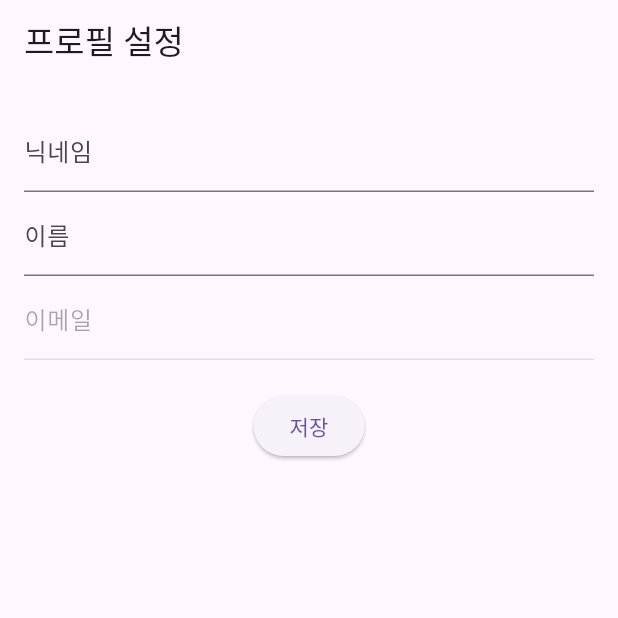
After one commit to huiwon013/HowAboutHere, a Flutter app: the ProfileSetupPage screen opened directly, on a phone screen of 412 x 824 dp, the top half of it. The commit adds this screen. Run offline on Flutter 3.47's test engine with Material 3 defaults, Android fonts, the light colour scheme and no system bars; our stand-ins replace cloud_firestore, firebase_auth, firebase_core, geocoding, geolocator, google_maps_flutter and 1 more; missing offline and left inert: kakao_flutter_sdk_user; accounts and stored records are empty; network calls fail.

```diff
--- a/hah/lib/mypage/mypage.dart
+++ b/hah/lib/mypage/mypage.dart
@@ -30,8 +30,9 @@ class _MyPageState extends State<MyPage> {
         DocumentSnapshot snapshot = await FirebaseFirestore.instance.collection('users').doc(uid).get();
         if (snapshot.exists) {
           setState(() {
-            userNickname = snapshot['UserNickname'] ?? '닉네임 없음'; // 닉네임 설정
-            userEmail = user.email ?? '이메일 없음'; // 이메일 설정
+            // 'name'과 'email' 필드에서 값을 가져옴
+            userNickname = snapshot['name'] ?? '닉네임 없음'; // 'name' 필드로 수정
+            userEmail = snapshot['email'] ?? '이메일 없음'; // 'email' 필드로 수정
           });
         } else {
           setState(() {
--- /dev/null
+++ b/hah/lib/startpage/kakao_register.dart
@@ -0,0 +1,83 @@
+import 'package:flutter/material.dart';
+import 'package:firebase_auth/firebase_auth.dart';
+import 'package:cloud_firestore/cloud_firestore.dart';
+
+import '../mainpage/home.dart';
+
+class ProfileSetupPage extends StatefulWidget {
+  @override
+  _ProfileSetupPageState createState() => _ProfileSetupPageState();
+}
+
+class _ProfileSetupPageState extends State<ProfileSetupPage> {
+  final TextEditingController _nicknameController = TextEditingController();
+  final TextEditingController _nameController = TextEditingController();
+  final TextEditingController _emailController = TextEditingController();
+
+  // 프로필 정보 저장 함수
+  void _saveProfile() async {
+    User? user = FirebaseAuth.instance.currentUser;
+
+    if (user != null) {
+      try {
+        // Firestore에 프로필 정보 저장
+        await FirebaseFirestore.instance.collection('users').doc(user.email).set({
+          'nickname': _nicknameController.text,
+          'name': _nameController.text,
+          'email': user.email,
+        });
+
+        // 프로필 설정 완료 후 홈 화면으로 이동
+        Navigator.pushReplacement(
+          context,
+          MaterialPageRoute(builder: (context) => HomeScreen()),
+        );
+      } catch (e) {
+        // 에러 처리
+        ScaffoldMessenger.of(context).showSnackBar(SnackBar(content: Text('프로필 저장 실패: $e')));
+      }
+    }
+  }
+
+  @override
+  void initState() {
+    super.initState();
+
+    // 이메일 초기값 설정
+    _emailController.text = FirebaseAuth.instance.currentUser?.email ?? '';
+  }
+
+  @override
+  Widget build(BuildContext context) {
+    return Scaffold(
+      appBar: AppBar(
+        title: Text('프로필 설정'),
+      ),
+      body: Padding(
+        padding: const EdgeInsets.all(16.0),
+        child: Column(
+          children: [
+            TextField(
+              controller: _nicknameController,
+              decoration: InputDecoration(labelText: '닉네임'),
+            ),
+            TextField(
+              controller: _nameController,
+              decoration: InputDecoration(labelText: '이름'),
+            ),
+            TextField(
+              controller: _emailController,
+              decoration: InputDecoration(labelText: '이메일'),
+              enabled: false, // 이메일은 변경할 수 없게 설정
+            ),
+            SizedBox(height: 20),
+            ElevatedButton(
+              onPressed: _saveProfile,
+              child: Text('저장'),
+            ),
+          ],
+        ),
+      ),
+    );
+  }
+}
```
Also changed, not shown: hah/lib/startpage/start.dart (+129 -9 lines).
